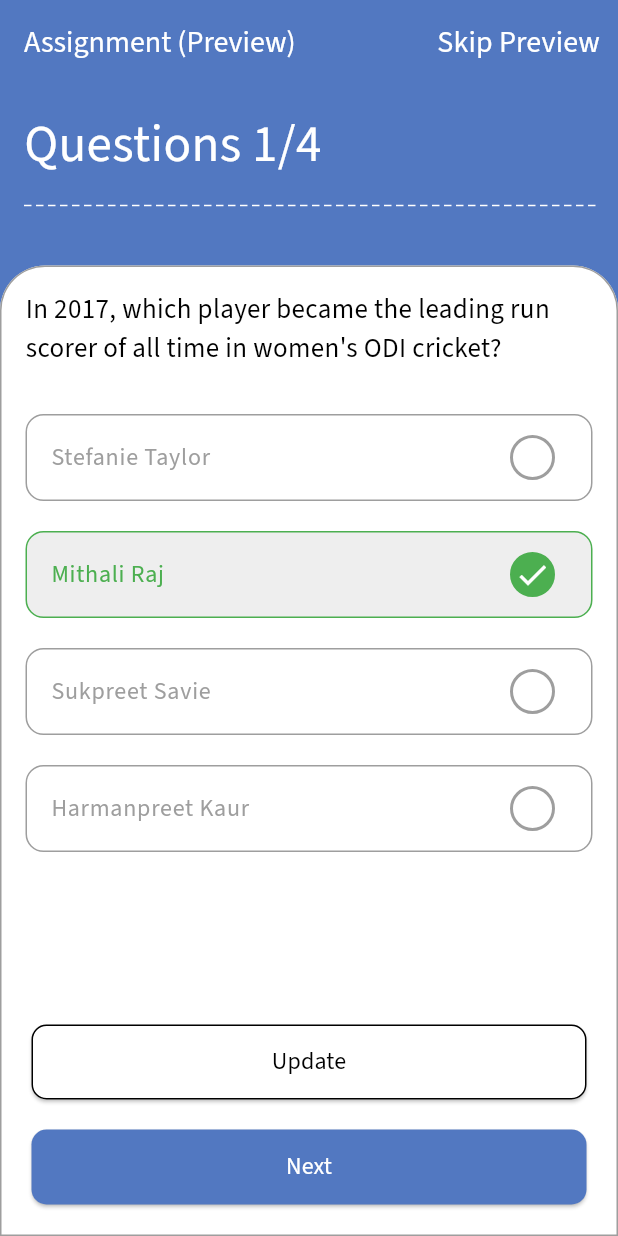
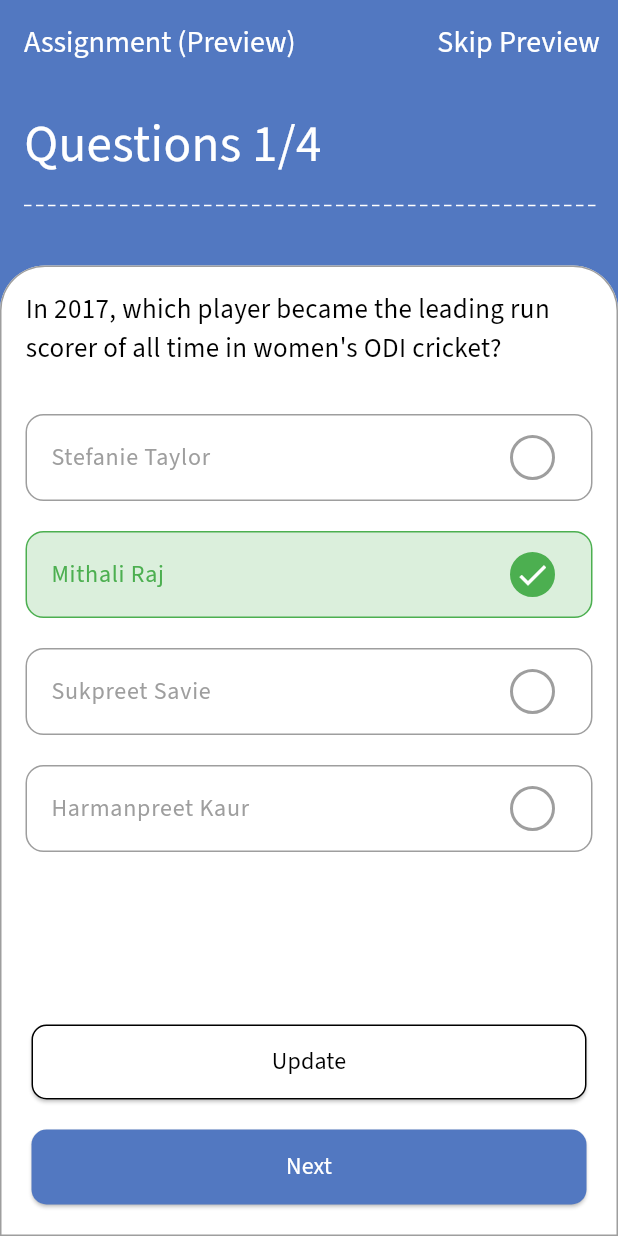
Before and after one commit to georgecabaccang/iskulapp-flutter, a Flutter app: the AssignmentPreviewPage screen opened directly, on a phone screen of 412 x 824 dp. Run offline on Flutter 3.47's test engine with Material 3 defaults, Android fonts, the phone set to English and light mode, and no system bars; our stand-ins replace flutter_bloc, flutter_dotenv, flutter_secure_storage, flutter_spinkit, freezed_annotation, table_calendar; accounts and stored records are empty.

Commit message:
added green tint on the correct answer

```diff
--- a/lib/pages/assignment/assignment_preview/widgets/assignment_card.dart
+++ b/lib/pages/assignment/assignment_preview/widgets/assignment_card.dart
@@ -38,7 +38,12 @@ class AssignmentCard extends StatelessWidget {
       decoration: BoxDecoration(
         border: Border.all(color: isCorrect ? Colors.green : Colors.grey),
         borderRadius: BorderRadius.circular(12),
-        color: isSelected ? Colors.grey[200] : Colors.white,
+        color: isSelected
+            ? Colors.green.withOpacity(0.2) // Green tint when selected
+            : isCorrect
+                ? Colors.green
+                    .withOpacity(0.1) // Green tint for correct answers
+                : Colors.white,
       ),
       child: ListTile(
         title: Text(
```
